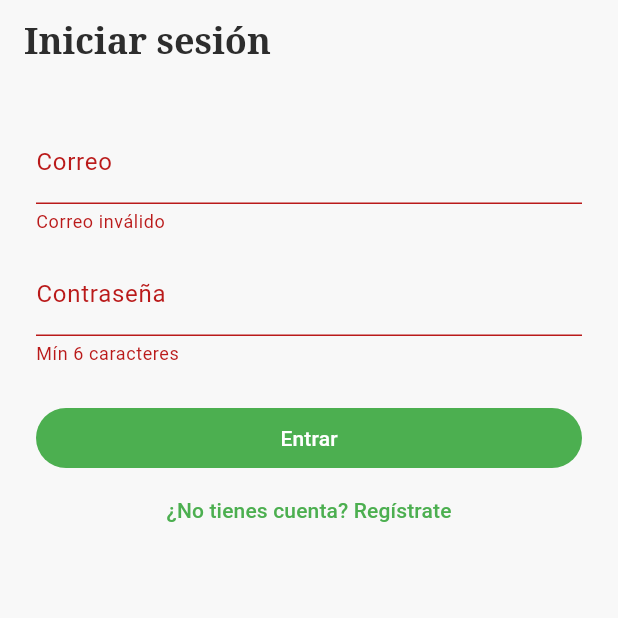
After one commit to CarlosOrozco-1/paTodo, a Flutter app: the screen it shows after launch, after a tap on "Entrar", on a phone screen of 412 x 824 dp, the top half of it. The commit adds this screen. Run offline on Flutter 3.47's test engine with Material 3 defaults, Android fonts, the phone set to English and light mode, and no system bars; our stand-ins replace cloud_firestore, dio, firebase_auth, firebase_core; accounts and stored records are empty.

Commit message:
feat(mobile): conexión Firebase/Render + auth y home
- firebase_options.dart (pa-todo) + Firebase.initializeApp
- core/network/api_client.dart: dio con AppConfig.baseUrl + Bearer idToken + getFreshToken
- auth_repository: signUp -> POST /createUser + getIdToken(true)
- login/register screens con selector role (client/worker/both)
- home_screen: GET /jobs/nearby (worker) / mis jobs (client)
- main: authStateChanges -> Login vs MainScaffold

```diff
--- a/frontend-mobile/lib/main.dart
+++ b/frontend-mobile/lib/main.dart
@@ -1,19 +1,26 @@
 import 'package:flutter/material.dart';
 import 'package:firebase_core/firebase_core.dart';
+import 'firebase_options.dart';
 import 'src/core/theme/app_theme.dart';
+import 'package:firebase_auth/firebase_auth.dart';
 import 'src/shared/widgets/main_scaffold.dart';
 import 'src/features/services/presentation/home_service_screen.dart';
 import 'src/features/services/presentation/create_service_screen.dart';
 import 'src/features/search/presentation/search_screen.dart';
 import 'src/features/activity/presentation/activity_screen.dart';
 import 'src/features/profile/presentation/profile_screen.dart';
+import 'src/features/auth/presentation/login_screen.dart';
+import 'src/features/auth/presentation/register_screen.dart';
+import 'src/features/home/presentation/home_screen.dart';
 
 void main() async {
   WidgetsFlutterBinding.ensureInitialized();
 
-  // La lógica de Firebase está comentada o manejada con try-catch para no bloquear el diseño.
   try {
-    // await Firebase.initializeApp();
+    await Firebase.initializeApp(
+      options: DefaultFirebaseOptions.currentPlatform,
+    );
+    debugPrint('Firebase inicializado: ${Firebase.app().options.projectId}');
   } catch (e) {
     debugPrint('Firebase not initialized: $e');
   }
@@ -30,7 +37,20 @@ class PaTodoApp extends StatelessWidget {
       title: 'PaTodo',
       theme: AppTheme.lightTheme,
       debugShowCheckedModeBanner: false,
-      home: const MainScreen(),
+      routes: {
+        '/login': (_) => const LoginScreen(),
+        '/register': (_) => const RegisterScreen(),
+      },
+      home: StreamBuilder<User?>(
+        stream: FirebaseAuth.instance.authStateChanges(),
+        builder: (_, snap) {
+          if (snap.connectionState == ConnectionState.waiting) {
+            return const Scaffold(body: Center(child: CircularProgressIndicator()));
+          }
+          if (snap.data == null) return const LoginScreen();
+          return const MainScreen();
+        },
+      ),
     );
   }
 }
@@ -42,7 +62,7 @@ class MainScreen extends StatelessWidget {
   Widget build(BuildContext context) {
     return MainScaffold(
       screens: const [
-        HomeServiceScreen(),
+        HomeScreen(),
         SearchScreen(),
         ActivityScreen(),
         ProfileScreen(),
--- /dev/null
+++ b/frontend-mobile/lib/src/features/auth/presentation/login_screen.dart
@@ -0,0 +1,50 @@
+import 'package:flutter/material.dart';
+import '../../../core/network/api_client.dart';
+import '../data/auth_repository.dart';
+
+class LoginScreen extends StatefulWidget {
+  const LoginScreen({super.key});
+  @override State<LoginScreen> createState() => _LoginScreenState();
+}
+
+class _LoginScreenState extends State<LoginScreen> {
+  final _form = GlobalKey<FormState>();
+  final _email = TextEditingController();
+  final _pass = TextEditingController();
+  bool _loading = false;
+  String? _error;
+
+  late final AuthRepository _repo = AuthRepository(ApiClient.create());
+
+  Future<void> _login() async {
+    if (!_form.currentState!.validate()) return;
+    setState(() { _loading = true; _error = null; });
+    try {
+      await _repo.signIn(_email.text.trim(), _pass.text.trim());
+      if (mounted) Navigator.of(context).pop();
+    } catch (e) {
+      setState(() => _error = e.toString());
+    } finally {
+      if (mounted) setState(() => _loading = false);
+    }
+  }
+
+  @override Widget build(BuildContext context) {
+    return Scaffold(
+      appBar: AppBar(title: const Text('Iniciar sesión')),
+      body: Form(
+        key: _form,
+        child: ListView(padding: const EdgeInsets.all(24), children: [
+          TextFormField(controller: _email, decoration: const InputDecoration(labelText: 'Correo'), validator: (v) => v!=null&&v.contains('@')?null:'Correo inválido', keyboardType: TextInputType.emailAddress),
+          const SizedBox(height: 12),
+          TextFormField(controller: _pass, decoration: const InputDecoration(labelText: 'Contraseña'), obscureText: true, validator: (v) => v!=null&&v.length>=6?null:'Mín 6 caracteres'),
+          const SizedBox(height: 16),
+          if (_error != null) Text(_error!, style: const TextStyle(color: Colors.red)),
+          const SizedBox(height: 8),
+          FilledButton(onPressed: _loading?null:_login, child: _loading?const SizedBox(height:20,width:20,child:CircularProgressIndicator(strokeWidth:2)):const Text('Entrar')),
+          TextButton(onPressed: () => Navigator.pushNamed(context, '/register'), child: const Text('¿No tienes cuenta? Regístrate')),
+        ]),
+      ),
+    );
+  }
+}
```
Also changed, not shown: frontend-mobile/lib/src/core/network/api_client.dart (added, +38 -0 lines), frontend-mobile/lib/src/features/auth/data/auth_repository.dart (added, +48 -0 lines), frontend-mobile/lib/src/features/auth/presentation/register_screen.dart (added, +63 -0 lines), frontend-mobile/lib/src/features/home/presentation/home_screen.dart (added, +70 -0 lines), frontend-mobile/lib/firebase_options.dart (added).
